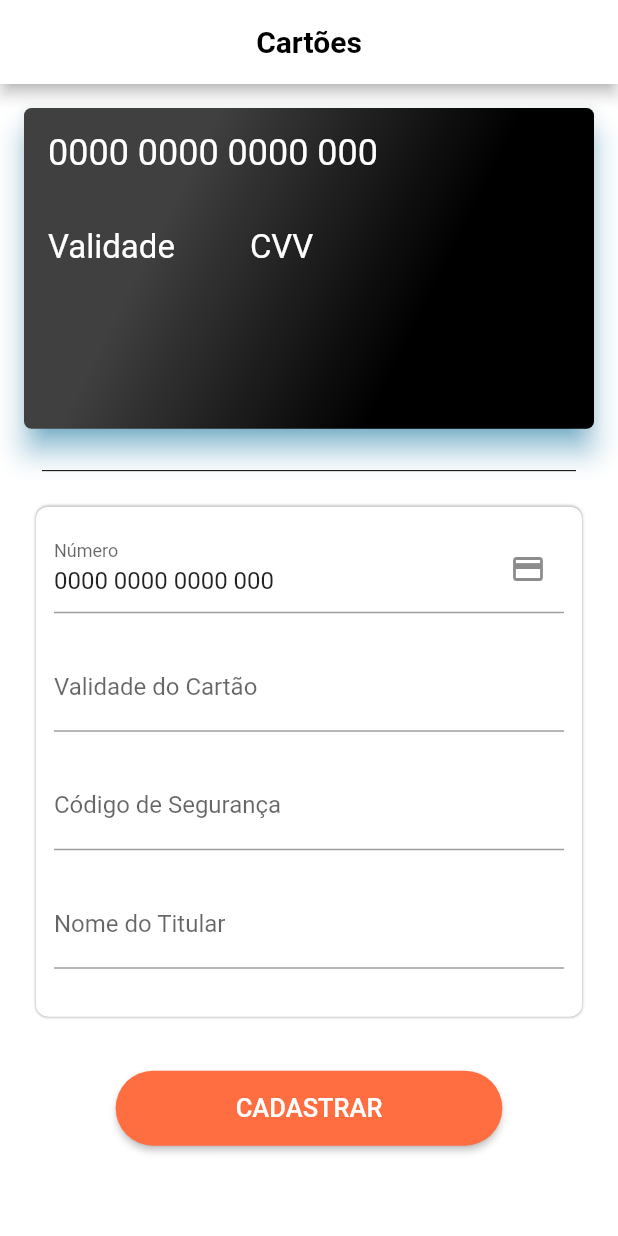
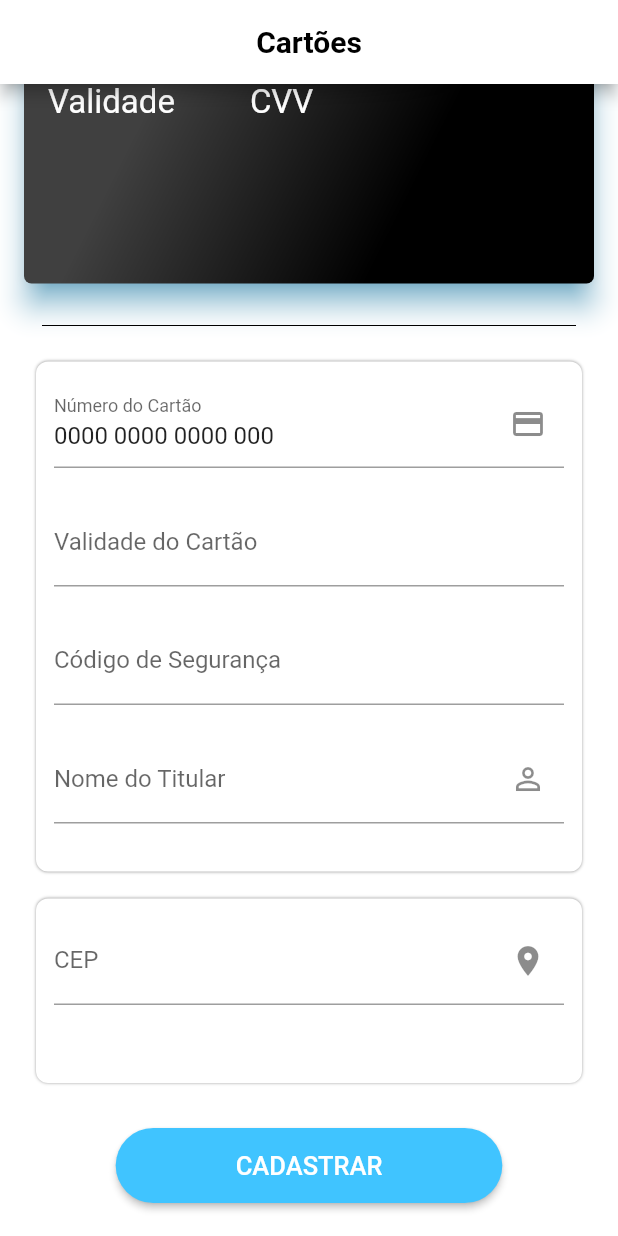
Before and after one commit to JoaoNery89/payment_card, a Flutter app: the screen it shows after launch, on a phone screen of 412 x 824 dp. Run offline on Flutter 3.47's test engine with Material 2 defaults, Android fonts, the phone set to English and light mode, and no system bars.

Commit message:
little fixes

```diff
--- a/lib/screens/myCard.dart
+++ b/lib/screens/myCard.dart
@@ -23,6 +23,8 @@ class _MyCardState extends State<MyCard> {
   var nameController = TextEditingController();
   var validateDateController = TextEditingController();
   var cvvController = TextEditingController();
+  var cepController = TextEditingController();
+
   var _autoValidate = false;
 
   var _paymentCard = PaymentCard();
@@ -191,7 +193,7 @@ class _MyCardState extends State<MyCard> {
                           children: [
                             TextFormField(
                               decoration: InputDecoration(
-                                labelText: "Número",
+                                labelText: "Número do Cartão",
                                 suffixIcon: Icon(
                                   Icons.credit_card,
                                 ),
@@ -202,8 +204,9 @@ class _MyCardState extends State<MyCard> {
                               inputFormatters: [
                                 WhitelistingTextInputFormatter.digitsOnly,
                                 LengthLimitingTextInputFormatter(19),
-                                CardNumberInputFormatter()
+                                CardNumberInputFormatter(),
                               ],
+                              textCapitalization: TextCapitalization.characters,
                               onSaved: (String value) {
                                 print('onSaved = $value');
                                 print('Num controller has = ${cardNumberController.text}');
@@ -255,6 +258,9 @@ class _MyCardState extends State<MyCard> {
                             TextFormField(
                               decoration: InputDecoration(
                                 labelText: "Nome do Titular",
+                                suffixIcon: Icon(
+                                  Icons.person_outline
+                                )
                               ),
                               controller: nameController,
                               inputFormatters: [
@@ -271,7 +277,51 @@ class _MyCardState extends State<MyCard> {
                   ),
                 ),
                 Padding(
-                  padding: const EdgeInsets.symmetric(vertical: 24,),
+                  padding: const EdgeInsets.symmetric(horizontal: 12, vertical: 18),
+                  child: Container(
+                    decoration: BoxDecoration(
+                      color: Colors.white,
+                      shape: BoxShape.rectangle,
+                      borderRadius: BorderRadius.circular(8),
+                      boxShadow: [
+                        BoxShadow(
+                          color: Colors.black38,
+                          blurRadius: 1.0,
+                          spreadRadius: 0.0,
+                        ),
+                      ]
+                    ),
+                    child: Padding(
+                      padding: const EdgeInsets.symmetric(horizontal: 12, vertical: 12,),
+                      child: Column(
+                        children: [
+                          TextFormField(
+                            decoration: InputDecoration(
+                              labelText: "CEP",
+                              suffixIcon: Icon(
+                                Icons.location_on,
+                              ),
+                            ),
+                            keyboardType: TextInputType.number,
+                            controller: cepController,
+                            inputFormatters: [
+                              WhitelistingTextInputFormatter.digitsOnly,
+                              LengthLimitingTextInputFormatter(11),
+                            ],
+                          ),
+                          SizedBox(
+                            height: 20.0,
+                          ),
+                          SizedBox(
+                            height: 20.0,
+                          ),
+                        ],
+                      ),
+                    ),
+                  ),
+                ),
+                Padding(
+                  padding: const EdgeInsets.only(bottom: 10),
                   child: Padding(
                     padding: const EdgeInsets.symmetric(horizontal: 50.0, vertical: 12.0,),
                     child: _getRegisterButton()
@@ -292,6 +342,7 @@ class _MyCardState extends State<MyCard> {
     nameController.dispose();
     validateDateController.dispose();
     cvvController.dispose();
+    cepController.dispose();
     super.dispose();
   }
 
@@ -309,7 +360,7 @@ class _MyCardState extends State<MyCard> {
       setState(() {
         _autoValidate = true;
       });
-      _showInSnackBar('Campo Vazio!');
+      _showInSnackBar('Campos Vazio!');
     } else {
       form.save();
       _showInSnackBar('Cartão Inválido');
@@ -323,22 +374,22 @@ class _MyCardState extends State<MyCard> {
         color: CupertinoColors.activeBlue,
         child: const Text(
           Strings.register,
-          style: const TextStyle(fontSize: 17.0),
+          style: const TextStyle(fontSize: 17.0,),
         ),
       );
     } else {
       return RaisedButton(
         onPressed: _validateInputs,
-        color: Colors.deepOrangeAccent,
-        splashColor: Colors.deepPurple,
+        color: Colors.lightBlueAccent,
+        splashColor: Colors.blueAccent,
         shape: RoundedRectangleBorder(
-          borderRadius: const BorderRadius.all(const Radius.circular(100.0)),
+          borderRadius: const BorderRadius.all(const Radius.circular(100.0,),),
         ),
-        padding: const EdgeInsets.symmetric(vertical: 15.0, horizontal: 80.0),
+        padding: const EdgeInsets.symmetric(vertical: 15.0, horizontal: 80.0,),
         textColor: Colors.white,
         child: Text(
           Strings.register.toUpperCase(),
-          style: const TextStyle(fontSize: 17.0),
+          style: const TextStyle(fontSize: 17.0,),
         ),
       );
     }
```
